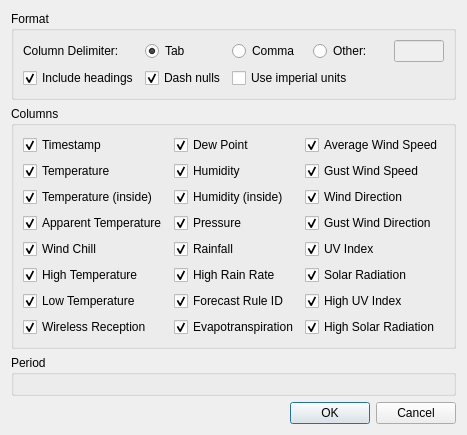
davidrg/zxweather, file desktop/exportdialog.ui: the form before one commit.
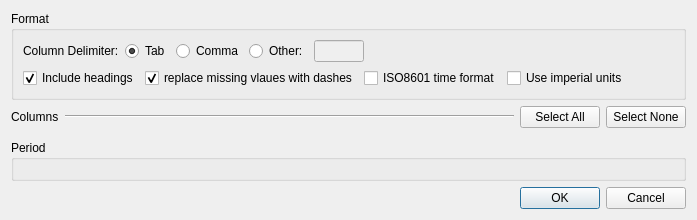
The form after the commit. Icons and pictures are not drawn. Custom widgets are drawn as their Qt base class.

Commit message: Support for exporting extra columns. Adjust default date/time format to be compatible with excel.

Patch:
```diff
--- a/desktop/exportdialog.ui
+++ b/desktop/exportdialog.ui
@@ -6,8 +6,8 @@
    <rect>
     <x>0</x>
     <y>0</y>
-    <width>437</width>
-    <height>431</height>
+    <width>465</width>
+    <height>236</height>
    </rect>
   </property>
   <property name="windowTitle">
@@ -26,52 +26,79 @@
      <property name="title">
       <string>Format</string>
      </property>
+     <property name="flat">
+      <bool>true</bool>
+     </property>
      <layout class="QGridLayout" name="gridLayout">
-      <item row="0" column="2">
-       <widget class="QRadioButton" name="rbCommaDelimited">
+      <item row="3" column="3" colspan="3">
+       <widget class="QCheckBox" name="cbUnits">
         <property name="text">
-         <string>Comma</string>
+         <string>Use imperial units</string>
         </property>
        </widget>
       </item>
-      <item row="0" column="0">
-       <widget class="QLabel" name="label_2">
-        <property name="text">
-         <string>Column Delimiter:</string>
-        </property>
-       </widget>
+      <item row="2" column="0" colspan="7">
+       <layout class="QHBoxLayout" name="horizontalLayout_3">
+        <item>
+         <widget class="QLabel" name="label_2">
+          <property name="text">
+           <string>Column Delimiter:</string>
+          </property>
+         </widget>
+        </item>
+        <item>
+         <widget class="QRadioButton" name="rbTabDelimited">
+          <property name="text">
+           <string>Tab</string>
+          </property>
+          <property name="checked">
+           <bool>true</bool>
+          </property>
+         </widget>
+        </item>
+        <item>
+         <widget class="QRadioButton" name="rbCommaDelimited">
+          <property name="text">
+           <string>Comma</string>
+          </property>
+         </widget>
+        </item>
+        <item>
+         <widget class="QRadioButton" name="rbOtherDelimiter">
+          <property name="text">
+           <string>Other:</string>
+          </property>
+         </widget>
+        </item>
+        <item>
+         <widget class="QLineEdit" name="leCustomDelimiter">
+          <property name="enabled">
+           <bool>false</bool>
+          </property>
+          <property name="maximumSize">
+           <size>
+            <width>50</width>
+            <height>16777215</height>
+           </size>
+          </property>
+         </widget>
+        </item>
+        <item>
+         <spacer name="horizontalSpacer">
+          <property name="orientation">
+           <enum>Qt::Horizontal</enum>
+          </property>
+          <property name="sizeHint" stdset="0">
+           <size>
+            <width>40</width>
+            <height>20</height>
+           </size>
+          </property>
+         </spacer>
+        </item>
+       </layout>
       </item>
-      <item row="0" column="4">
-       <widget class="QLineEdit" name="leCustomDelimiter">
-        <property name="enabled">
-         <bool>false</bool>
-        </property>
-        <property name="maximumSize">
-         <size>
-          <width>50</width>
-          <height>16777215</height>
-         </size>
-        </property>
-       </widget>
-      </item>
-      <item row="0" column="3">
-       <widget class="QRadioButton" name="rbOtherDelimiter">
-        <property name="text">
-         <string>Other:</string>
-        </property>
-       </widget>
-      </item>
-      <item row="0" column="1">
-       <widget class="QRadioButton" name="rbTabDelimited">
-        <property name="text">
-         <string>Tab</string>
-        </property>
-        <property name="checked">
-         <bool>true</bool>
-        </property>
-       </widget>
-      </item>
-      <item row="1" column="0">
+      <item row="3" column="0">
        <widget class="QCheckBox" name="cbIncludeHeadings">
         <property name="text">
          <string>Include headings</string>
@@ -81,56 +108,23 @@
         </property>
        </widget>
       </item>
-      <item row="1" column="1">
+      <item row="3" column="6">
+       <spacer name="horizontalSpacer_2">
+        <property name="orientation">
+         <enum>Qt::Horizontal</enum>
+        </property>
+        <property name="sizeHint" stdset="0">
+         <size>
+          <width>40</width>
+          <height>20</height>
+         </size>
+        </property>
+       </spacer>
+      </item>
+      <item row="3" column="1">
        <widget class="QCheckBox" name="cbDashNulls">
         <property name="text">
-         <string>Dash nulls</string>
-        </property>
-        <property name="checked">
-         <bool>true</bool>
-        </property>
-       </widget>
-      </item>
-      <item row="1" column="2" colspan="3">
-       <widget class="QCheckBox" name="cbUnits">
-        <property name="text">
-         <string>Use imperial units</string>
-        </property>
-       </widget>
-      </item>
-     </layout>
-    </widget>
-   </item>
-   <item>
-    <widget class="QGroupBox" name="groupBox_2">
-     <property name="title">
-      <string>Columns</string>
-     </property>
-     <layout class="QGridLayout" name="gridLayout_2">
-      <item row="6" column="2">
-       <widget class="QCheckBox" name="cbHighUVIndex">
-        <property name="text">
-         <string>High UV Index</string>
-        </property>
-        <property name="checked">
-         <bool>true</bool>
-        </property>
-       </widget>
-      </item>
-      <item row="5" column="2">
-       <widget class="QCheckBox" name="cbSolarRadiation">
-        <property name="text">
-         <string>Solar Radiation</string>
-        </property>
-        <property name="checked">
-         <bool>true</bool>
-        </property>
-       </widget>
-      </item>
-      <item row="4" column="2">
-       <widget class="QCheckBox" name="cbUVIndex">
-        <property name="text">
-         <string>UV Index</string>
+         <string>replace missing vlaues with dashes</string>
         </property>
         <property name="checked">
          <bool>true</bool>
@@ -138,235 +132,74 @@
        </widget>
       </item>
       <item row="3" column="2">
-       <widget class="QCheckBox" name="cbGustWindDirection">
+       <widget class="QCheckBox" name="cbISOTime">
         <property name="text">
-         <string>Gust Wind Direction</string>
-        </property>
-        <property name="checked">
-         <bool>true</bool>
-        </property>
-       </widget>
-      </item>
-      <item row="0" column="0">
-       <widget class="QCheckBox" name="cbTimestamp">
-        <property name="text">
-         <string>Timestamp</string>
-        </property>
-        <property name="checked">
-         <bool>true</bool>
-        </property>
-       </widget>
-      </item>
-      <item row="1" column="0">
-       <widget class="QCheckBox" name="cbTemperature">
-        <property name="text">
-         <string>Temperature</string>
-        </property>
-        <property name="checked">
-         <bool>true</bool>
-        </property>
-       </widget>
-      </item>
-      <item row="4" column="1">
-       <widget class="QCheckBox" name="cbRainfall">
-        <property name="enabled">
-         <bool>true</bool>
-        </property>
-        <property name="text">
-         <string>Rainfall</string>
-        </property>
-        <property name="checked">
-         <bool>true</bool>
-        </property>
-       </widget>
-      </item>
-      <item row="1" column="1">
-       <widget class="QCheckBox" name="cbHumidity">
-        <property name="enabled">
-         <bool>true</bool>
-        </property>
-        <property name="text">
-         <string>Humidity</string>
-        </property>
-        <property name="checked">
-         <bool>true</bool>
-        </property>
-       </widget>
-      </item>
-      <item row="2" column="1">
-       <widget class="QCheckBox" name="cbIndoorHumidity">
-        <property name="enabled">
-         <bool>true</bool>
-        </property>
-        <property name="text">
-         <string>Humidity (inside)</string>
-        </property>
-        <property name="checked">
-         <bool>true</bool>
-        </property>
-       </widget>
-      </item>
-      <item row="3" column="1">
-       <widget class="QCheckBox" name="cbPressure">
-        <property name="enabled">
-         <bool>true</bool>
-        </property>
-        <property name="text">
-         <string>Pressure</string>
-        </property>
-        <property name="checked">
-         <bool>true</bool>
-        </property>
-       </widget>
-      </item>
-      <item row="0" column="1">
-       <widget class="QCheckBox" name="cbDewPoint">
-        <property name="text">
-         <string>Dew Point</string>
-        </property>
-        <property name="checked">
-         <bool>true</bool>
-        </property>
-       </widget>
-      </item>
-      <item row="3" column="0">
-       <widget class="QCheckBox" name="cbApparentTemperature">
-        <property name="text">
-         <string>Apparent Temperature</string>
-        </property>
-        <property name="checked">
-         <bool>true</bool>
-        </property>
-       </widget>
-      </item>
-      <item row="4" column="0">
-       <widget class="QCheckBox" name="cbWindChill">
-        <property name="text">
-         <string>Wind Chill</string>
-        </property>
-        <property name="checked">
-         <bool>true</bool>
-        </property>
-       </widget>
-      </item>
-      <item row="0" column="2">
-       <widget class="QCheckBox" name="cbAverageWindSpeed">
-        <property name="text">
-         <string>Average Wind Speed</string>
-        </property>
-        <property name="checked">
-         <bool>true</bool>
-        </property>
-       </widget>
-      </item>
-      <item row="2" column="0">
-       <widget class="QCheckBox" name="cbIndoorTemperature">
-        <property name="text">
-         <string>Temperature (inside)</string>
-        </property>
-        <property name="checked">
-         <bool>true</bool>
-        </property>
-       </widget>
-      </item>
-      <item row="1" column="2">
-       <widget class="QCheckBox" name="cbGustWindSpeed">
-        <property name="text">
-         <string>Gust Wind Speed</string>
-        </property>
-        <property name="checked">
-         <bool>true</bool>
-        </property>
-       </widget>
-      </item>
-      <item row="2" column="2">
-       <widget class="QCheckBox" name="cbWindDirection">
-        <property name="text">
-         <string>Wind Direction</string>
-        </property>
-        <property name="checked">
-         <bool>true</bool>
-        </property>
-       </widget>
-      </item>
-      <item row="6" column="0">
-       <widget class="QCheckBox" name="cbLowTemperature">
-        <property name="text">
-         <string>Low Temperature</string>
-        </property>
-        <property name="checked">
-         <bool>true</bool>
-        </property>
-       </widget>
-      </item>
-      <item row="5" column="1">
-       <widget class="QCheckBox" name="cbHighRainRate">
-        <property name="text">
-         <string>High Rain Rate</string>
-        </property>
-        <property name="checked">
-         <bool>true</bool>
-        </property>
-       </widget>
-      </item>
-      <item row="5" column="0">
-       <widget class="QCheckBox" name="cbHighTemperature">
-        <property name="text">
-         <string>High Temperature</string>
-        </property>
-        <property name="checked">
-         <bool>true</bool>
-        </property>
-       </widget>
-      </item>
-      <item row="7" column="2">
-       <widget class="QCheckBox" name="cbHighSolarRadiation">
-        <property name="text">
-         <string>High Solar Radiation</string>
-        </property>
-        <property name="checked">
-         <bool>true</bool>
-        </property>
-       </widget>
-      </item>
-      <item row="7" column="1">
-       <widget class="QCheckBox" name="cbEvapotranspiration">
-        <property name="text">
-         <string>Evapotranspiration</string>
-        </property>
-        <property name="checked">
-         <bool>true</bool>
-        </property>
-       </widget>
-      </item>
-      <item row="7" column="0">
-       <widget class="QCheckBox" name="cbWirelessReception">
-        <property name="text">
-         <string>Wireless Reception</string>
-        </property>
-        <property name="checked">
-         <bool>true</bool>
-        </property>
-       </widget>
-      </item>
-      <item row="6" column="1">
-       <widget class="QCheckBox" name="cbForecastRuleID">
-        <property name="text">
-         <string>Forecast Rule ID</string>
-        </property>
-        <property name="checked">
-         <bool>true</bool>
+         <string>ISO8601 time format</string>
         </property>
        </widget>
       </item>
      </layout>
     </widget>
    </item>
+   <item>
+    <layout class="QHBoxLayout" name="horizontalLayout">
+     <item>
+      <widget class="QLabel" name="label">
+       <property name="text">
+        <string>Columns</string>
+       </property>
+      </widget>
+     </item>
+     <item>
+      <widget class="Line" name="line">
+       <property name="sizePolicy">
+        <sizepolicy hsizetype="Expanding" vsizetype="Fixed">
+         <horstretch>0</horstretch>
+         <verstretch>0</verstretch>
+        </sizepolicy>
+       </property>
+       <property name="orientation">
+        <enum>Qt::Horizontal</enum>
+       </property>
+      </widget>
+     </item>
+     <item>
+      <widget class="QPushButton" name="pbSelectAll">
+       <property name="text">
+        <string>Select All</string>
+       </property>
+      </widget>
+     </item>
+     <item>
+      <widget class="QPushButton" name="pbSelectNone">
+       <property name="text">
+        <string>Select None</string>
+       </property>
+      </widget>
+     </item>
+    </layout>
+   </item>
+   <item>
+    <layout class="QHBoxLayout" name="horizontalLayout_2">
+     <property name="leftMargin">
+      <number>9</number>
+     </property>
+     <property name="rightMargin">
+      <number>9</number>
+     </property>
+     <item>
+      <widget class="ColumnPickerWidget" name="columnPicker" native="true"/>
+     </item>
+    </layout>
+   </item>
    <item>
     <widget class="QGroupBox" name="groupBox_3">
      <property name="title">
       <string>Period</string>
      </property>
+     <property name="flat">
+      <bool>true</bool>
+     </property>
      <layout class="QGridLayout" name="gridLayout_3">
       <item row="0" column="0">
        <widget class="TimespanWidget" name="timespan" native="true"/>
@@ -393,6 +226,12 @@
    <header>timespanwidget.h</header>
    <container>1</container>
   </customwidget>
+  <customwidget>
+   <class>ColumnPickerWidget</class>
+   <extends>QWidget</extends>
+   <header>columnpickerwidget.h</header>
+   <container>1</container>
+  </customwidget>
  </customwidgets>
  <tabstops>
   <tabstop>rbTabDelimited</tabstop>
```
Left out of the diff: 27 changed lines with no effect on the pictures. The commit also changes 5 other files.
